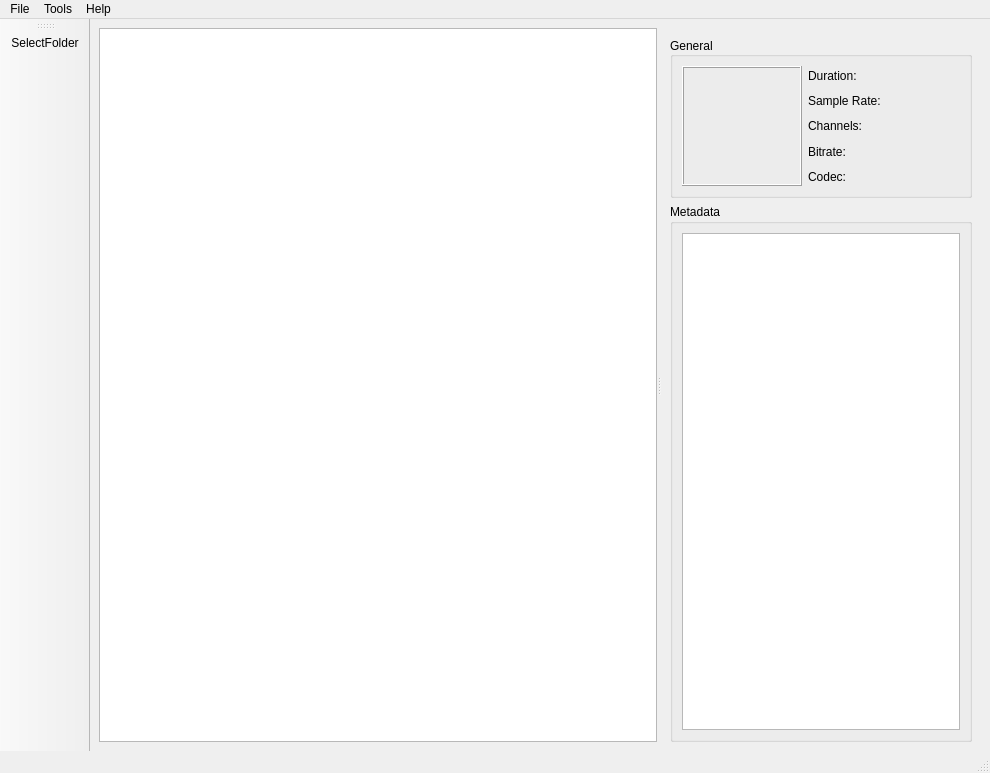
Qt form TikTag/TikTagGui/mainWindow.ui (xsalon/TikTag-Music-Tagger) before a commit.
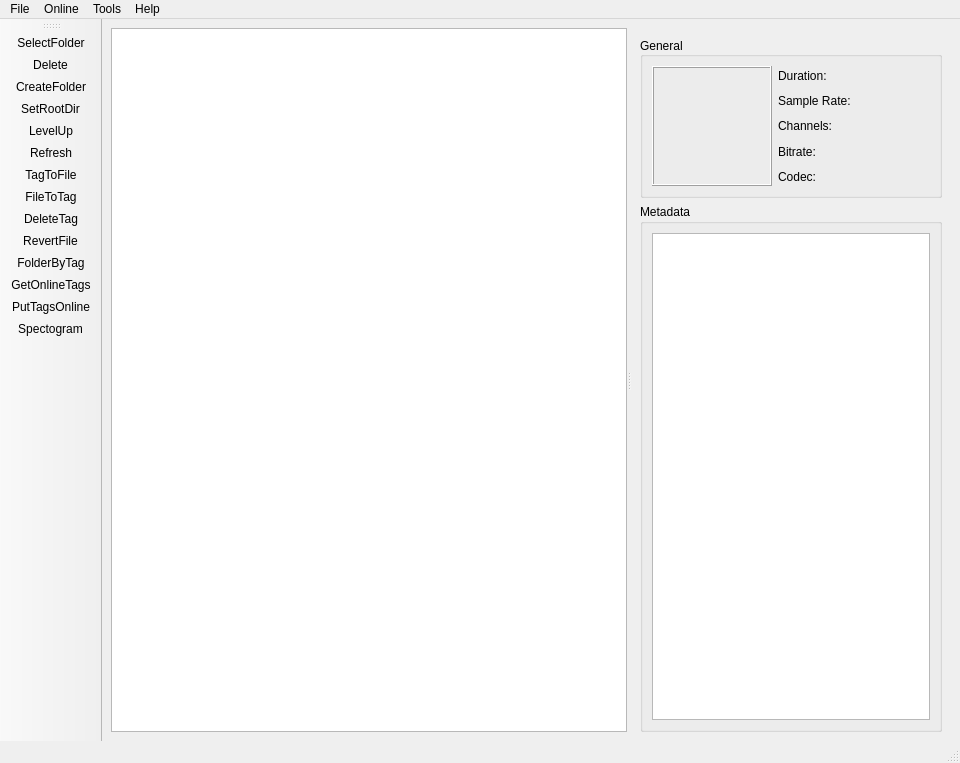
The same form after that commit. Icons and pictures are not drawn.

Commit message: gui changes, fixed creating objects in actions, added functions, working on TagToFile method

```diff
--- a/TikTag/TikTagGui/mainWindow.ui
+++ b/TikTag/TikTagGui/mainWindow.ui
@@ -6,8 +6,8 @@
    <rect>
     <x>0</x>
     <y>0</y>
-    <width>990</width>
-    <height>773</height>
+    <width>960</width>
+    <height>763</height>
    </rect>
   </property>
   <property name="windowTitle">
@@ -135,6 +135,9 @@
               <property name="scaledContents">
                <bool>true</bool>
               </property>
+              <property name="alignment">
+               <set>Qt::AlignCenter</set>
+              </property>
              </widget>
             </item>
             <item row="0" column="1">
@@ -186,7 +189,7 @@
            </property>
            <layout class="QVBoxLayout" name="verticalLayout_5">
             <item>
-             <widget class="QTableView" name="tableView">
+             <widget class="QTableWidget" name="tableWidget">
               <property name="sizePolicy">
                <sizepolicy hsizetype="Expanding" vsizetype="Expanding">
                 <horstretch>0</horstretch>
@@ -202,6 +205,12 @@
               <attribute name="verticalHeaderVisible">
                <bool>false</bool>
               </attribute>
+              <attribute name="verticalHeaderDefaultSectionSize">
+               <number>35</number>
+              </attribute>
+              <attribute name="verticalHeaderMinimumSectionSize">
+               <number>25</number>
+              </attribute>
              </widget>
             </item>
            </layout>
@@ -298,12 +307,38 @@
     </item>
    </layout>
   </widget>
+  <widget class="QStatusBar" name="statusbar"/>
+  <widget class="QToolBar" name="toolBar">
+   <property name="windowTitle">
+    <string>toolBar</string>
+   </property>
+   <attribute name="toolBarArea">
+    <enum>LeftToolBarArea</enum>
+   </attribute>
+   <attribute name="toolBarBreak">
+    <bool>false</bool>
+   </attribute>
+   <addaction name="actionSelectFolder"/>
+   <addaction name="actionDelete"/>
+   <addaction name="actionCreateFolder"/>
+   <addaction name="actionSetRootDir"/>
+   <addaction name="actionLevelUp"/>
+   <addaction name="actionRefresh"/>
+   <addaction name="actionTagToFile"/>
+   <addaction name="actionFileToTag"/>
+   <addaction name="actionDeleteTag"/>
+   <addaction name="actionRevertFile"/>
+   <addaction name="actionFolderByTag"/>
+   <addaction name="actionGetOnlineTags"/>
+   <addaction name="actionPutTagsOnline"/>
+   <addaction name="actionSpectogram"/>
+  </widget>
   <widget class="QMenuBar" name="menubar">
    <property name="geometry">
     <rect>
      <x>0</x>
      <y>0</y>
-     <width>990</width>
+     <width>960</width>
      <height>21</height>
     </rect>
    </property>
@@ -324,23 +359,18 @@
     </property>
     <addaction name="actionAbout"/>
    </widget>
+   <widget class="QMenu" name="menuOnline">
+    <property name="title">
+     <string>Online</string>
+    </property>
+    <addaction name="actionGetOnlineTags"/>
+    <addaction name="actionPutTagsOnline"/>
+   </widget>
    <addaction name="menuFile"/>
+   <addaction name="menuOnline"/>
    <addaction name="menuTools"/>
    <addaction name="menuHelp"/>
   </widget>
-  <widget class="QStatusBar" name="statusbar"/>
-  <widget class="QToolBar" name="toolBar">
-   <property name="windowTitle">
-    <string>toolBar</string>
-   </property>
-   <attribute name="toolBarArea">
-    <enum>LeftToolBarArea</enum>
-   </attribute>
-   <attribute name="toolBarBreak">
-    <bool>false</bool>
-   </attribute>
-   <addaction name="actionSelectFolder"/>
-  </widget>
   <action name="actionSelectFolder">
    <property name="icon">
     <iconset resource="images.qrc">
@@ -350,9 +380,69 @@
     <string>SelectFolder</string>
    </property>
   </action>
-  <action name="actionExit">
+  <action name="actionTagToFile">
    <property name="text">
-    <string>Exit</string>
+    <string>TagToFile</string>
+   </property>
+  </action>
+  <action name="actionFileToTag">
+   <property name="text">
+    <string>FileToTag</string>
+   </property>
+  </action>
+  <action name="actionDelete">
+   <property name="text">
+    <string>Delete</string>
+   </property>
+  </action>
+  <action name="actionDeleteTag">
+   <property name="text">
+    <string>DeleteTag</string>
+   </property>
+  </action>
+  <action name="actionRevertFile">
+   <property name="text">
+    <string>RevertFile</string>
+   </property>
+  </action>
+  <action name="actionFolderByTag">
+   <property name="text">
+    <string>FolderByTag</string>
+   </property>
+  </action>
+  <action name="actionGetOnlineTags">
+   <property name="text">
+    <string>GetOnlineTags</string>
+   </property>
+  </action>
+  <action name="actionCreateFolder">
+   <property name="text">
+    <string>CreateFolder</string>
+   </property>
+  </action>
+  <action name="actionLevelUp">
+   <property name="text">
+    <string>LevelUp</string>
+   </property>
+  </action>
+  <action name="actionPutTagsOnline">
+   <property name="text">
+    <string>PutTagsOnline</string>
+   </property>
+  </action>
+  <action name="actionSpectogram">
+   <property name="text">
+    <string>Spectogram</string>
+   </property>
+  </action>
+  <action name="actionSetRootDir">
+   <property name="text">
+    <string>SetRootDir</string>
+   </property>
+  </action>
+  <action name="actionRefresh">
+   <property name="text">
+    <string>Refresh</string>
    </property>
   </action>
   <action name="actionAbout">
```
Left out of the diff: 35 changed lines with no effect on the pictures. The commit also changes 15 other files.
